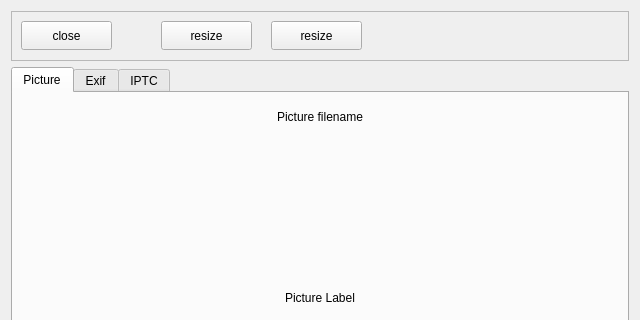
This is src/picture_widget.ui in Zheng-Bote/qt_desktop-gallery as Qt 5 draws it before an edit; both pictures show x 0 to 640 and y 0 to 320 of the 640 by 480 pixel window. The edited form follows.
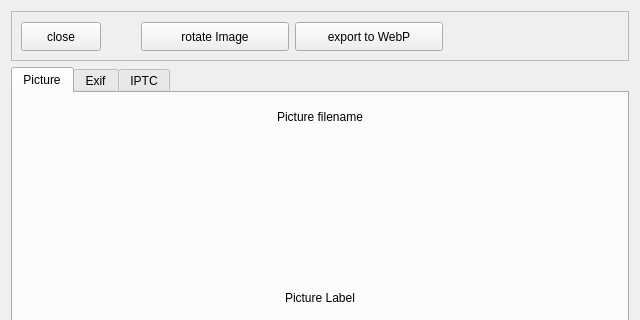
This is the edited form. Icons and pictures are not drawn.

Commit message: feat: WebP exports and edit Exif/IPTC added

```diff
--- a/src/picture_widget.ui
+++ b/src/picture_widget.ui
@@ -49,50 +49,96 @@
      <property name="frameShadow">
       <enum>QFrame::Shadow::Raised</enum>
      </property>
-     <widget class="QPushButton" name="closeBtn">
+     <widget class="QWidget" name="">
       <property name="geometry">
        <rect>
         <x>10</x>
         <y>10</y>
-        <width>91</width>
-        <height>29</height>
+        <width>422</width>
+        <height>31</height>
        </rect>
+      </property>
+      <layout class="QHBoxLayout" name="horizontalLayout_4">
+       <item>
+        <widget class="QPushButton" name="closeBtn">
+         <property name="minimumSize">
+          <size>
+           <width>0</width>
+           <height>29</height>
+          </size>
+         </property>
+         <property name="maximumSize">
+          <size>
+           <width>16777215</width>
+           <height>29</height>
+          </size>
       </property>
       <property name="text">
        <string>close</string>
       </property>
-     </widget>
-     <widget class="QPushButton" name="resizeSmallerImage_Btn">
-      <property name="geometry">
-       <rect>
-        <x>150</x>
-        <y>10</y>
-        <width>91</width>
+         <property name="icon">
+          <iconset theme="QIcon::ThemeIcon::GoPrevious"/>
+         </property>
+        </widget>
+       </item>
+       <item>
+        <spacer name="horizontalSpacer">
+         <property name="orientation">
+          <enum>Qt::Orientation::Horizontal</enum>
+         </property>
+         <property name="sizeHint" stdset="0">
+          <size>
+           <width>40</width>
+           <height>20</height>
+          </size>
+         </property>
+        </spacer>
+       </item>
+       <item>
+        <widget class="QPushButton" name="rotateSrcImg_Btn">
+         <property name="minimumSize">
+          <size>
+           <width>148</width>
         <height>29</height>
-       </rect>
-      </property>
+          </size>
+         </property>
+         <property name="maximumSize">
+          <size>
+           <width>148</width>
+           <height>29</height>
+          </size>
+         </property>
       <property name="text">
-       <string>resize</string>
+          <string>rotate Image</string>
       </property>
       <property name="icon">
-       <iconset theme="QIcon::ThemeIcon::ZoomOut"/>
-      </property>
-     </widget>
-     <widget class="QPushButton" name="resizeBiggerImage_Btn">
-      <property name="geometry">
-       <rect>
-        <x>260</x>
-        <y>10</y>
-        <width>91</width>
+          <iconset theme="QIcon::ThemeIcon::SystemReboot"/>
+         </property>
+        </widget>
+       </item>
+       <item>
+        <widget class="QPushButton" name="exportSrcToWebp_Btn">
+         <property name="minimumSize">
+          <size>
+           <width>148</width>
         <height>29</height>
-       </rect>
-      </property>
+          </size>
+         </property>
+         <property name="maximumSize">
+          <size>
+           <width>148</width>
+           <height>29</height>
+          </size>
+         </property>
       <property name="text">
-       <string>resize</string>
+          <string>export to WebP</string>
       </property>
       <property name="icon">
-       <iconset theme="QIcon::ThemeIcon::ZoomIn"/>
-      </property>
+          <iconset theme="QIcon::ThemeIcon::DocumentSend"/>
+         </property>
+        </widget>
+       </item>
+      </layout>
      </widget>
     </widget>
    </item>
```
Left out of the diff: 2 changed lines with no effect on the pictures. Lines whose indentation alone changed are shown as unchanged. The commit also changes 7 other files.
